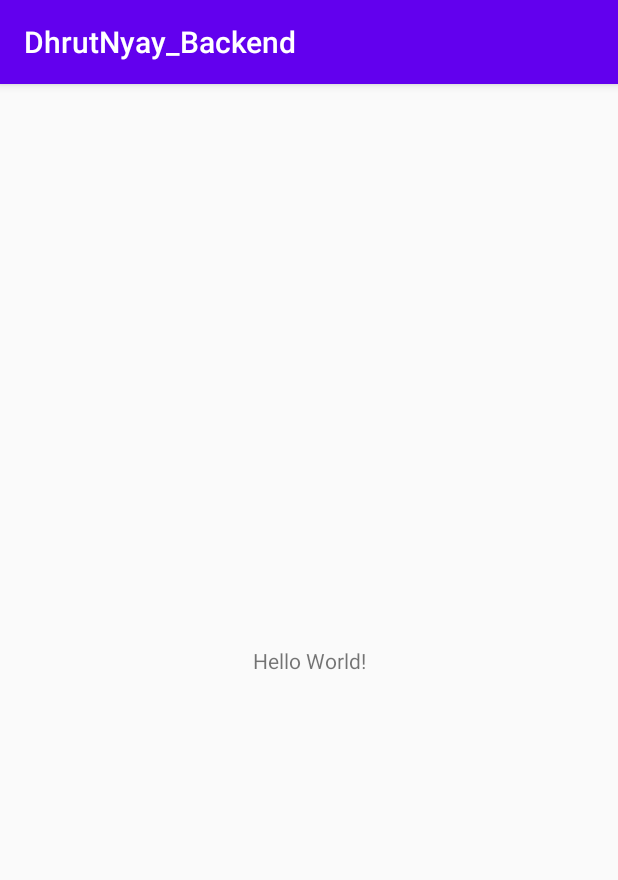
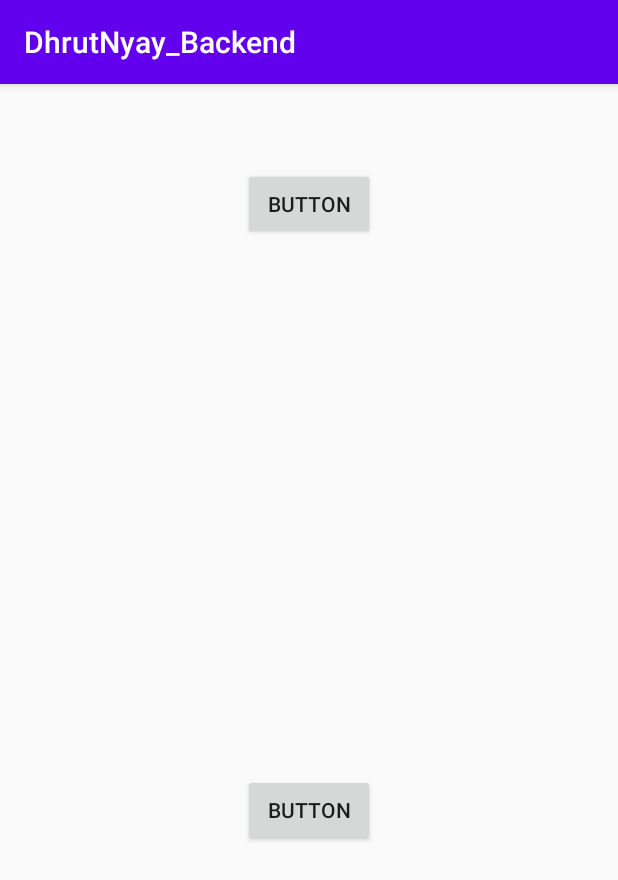
Before and after one commit to akhiljaywant03/DhrutNyay_Backend, an Android app: the screen it shows after launch (MainActivity), on a phone screen of 412 x 824 dp. Shown: the top 880 px of the screen. Run offline under Robolectric (Android 15) with nearby library versions, the phone set to English and light mode, and no system bars; libraries missing offline, so code that uses them is left out: com.amazonaws.mobileconnectors.

Commit message:
Read & write from dynamodb table

```diff
--- a/app/src/main/AndroidManifest.xml
+++ b/app/src/main/AndroidManifest.xml
@@ -9,6 +9,9 @@
         android:roundIcon="@mipmap/ic_launcher_round"
         android:supportsRtl="true"
         android:theme="@style/AppTheme">
+        <activity android:name=".SendData">
+
+        </activity>
         <activity android:name=".MainActivity">
             <intent-filter>
                 <action android:name="android.intent.action.MAIN" />
@@ -16,6 +19,9 @@
                 <category android:name="android.intent.category.LAUNCHER" />
             </intent-filter>
         </activity>
+
+
+
     </application>
 
 </manifest>
--- a/app/src/main/java/com/example/dhrutnyay_backend/MainActivity.java
+++ b/app/src/main/java/com/example/dhrutnyay_backend/MainActivity.java
@@ -2,13 +2,54 @@ package com.example.dhrutnyay_backend;
 
 import androidx.appcompat.app.AppCompatActivity;
 
+import android.content.Intent;
+import android.os.AsyncTask;
 import android.os.Bundle;
+import android.util.Log;
+import android.view.View;
+import android.widget.Button;
+import android.widget.TextView;
+import androidx.appcompat.app.AppCompatActivity;
+import com.amazonaws.mobileconnectors.dynamodbv2.document.datatype.Document;
+import com.amazonaws.mobileconnectors.dynamodbv2.document.datatype.Primitive;
+import java.util.List;
 
 public class MainActivity extends AppCompatActivity {
+    private String TAG = "DynamoDb_Demo";
+    private TextView textView;
 
     @Override
     protected void onCreate(Bundle savedInstanceState) {
         super.onCreate(savedInstanceState);
         setContentView(R.layout.activity_main);
+        Button buttonGetItem = findViewById(R.id.button3);
+        textView = findViewById(R.id.textView);
+        buttonGetItem.setOnClickListener(new View.OnClickListener() {
+            @Override
+            public void onClick(View v) {
+                Log.i(TAG, "Getting all devices...");
+                textView.setText("Getting all devices...");
+                GetAllItemsAsyncTask getAllDevicesTask = new GetAllItemsAsyncTask();
+                getAllDevicesTask.execute();
+            }
+        });
+    }
+    private class GetAllItemsAsyncTask extends AsyncTask<Void, Void, List<Document>> {
+        @Override
+        protected List<Document> doInBackground(Void... params) {
+            DatabaseAccess databaseAccess = DatabaseAccess.getInstance(MainActivity.this);
+            Log.d(TAG, "databases content"+databaseAccess.getAllItems().toString());
+            return databaseAccess.getAllItems();
+        }
+
+        @Override
+        protected void onPostExecute(List<Document> documents) {
+        }
+
+    }
+
+    public void send(View view){
+        Intent intent=new Intent(this,SendData.class);
+        startActivityForResult(intent,1);
     }
 }
--- a/app/src/main/res/layout/activity_main.xml
+++ b/app/src/main/res/layout/activity_main.xml
@@ -6,13 +6,38 @@
     android:layout_height="match_parent"
     tools:context=".MainActivity">
 
-    <TextView
+    <Button
+        android:id="@+id/button3"
         android:layout_width="wrap_content"
         android:layout_height="wrap_content"
-        android:text="Hello World!"
-        app:layout_constraintBottom_toBottomOf="parent"
-        app:layout_constraintLeft_toLeftOf="parent"
-        app:layout_constraintRight_toRightOf="parent"
+        android:layout_marginStart="162dp"
+        android:layout_marginTop="56dp"
+        android:layout_marginEnd="162dp"
+        android:text="Button"
+        app:layout_constraintEnd_toEndOf="parent"
+        app:layout_constraintHorizontal_bias="1.0"
+        app:layout_constraintStart_toStartOf="parent"
         app:layout_constraintTop_toTopOf="parent" />
 
+    <TextView
+        android:id="@+id/textView"
+        android:layout_width="208dp"
+        android:layout_height="92dp"
+        android:layout_marginTop="64dp"
+        app:layout_constraintEnd_toEndOf="parent"
+        app:layout_constraintHorizontal_bias="0.497"
+        app:layout_constraintStart_toStartOf="parent"
+        app:layout_constraintTop_toBottomOf="@+id/button3" />
+
+    <Button
+        android:id="@+id/button2"
+        android:layout_width="wrap_content"
+        android:layout_height="wrap_content"
+        android:layout_marginTop="200dp"
+        android:text="Button"
+        android:onClick="send"
+        app:layout_constraintEnd_toEndOf="parent"
+        app:layout_constraintHorizontal_bias="0.501"
+        app:layout_constraintStart_toStartOf="parent"
+        app:layout_constraintTop_toBottomOf="@+id/textView" />
 </androidx.constraintlayout.widget.ConstraintLayout>
```
